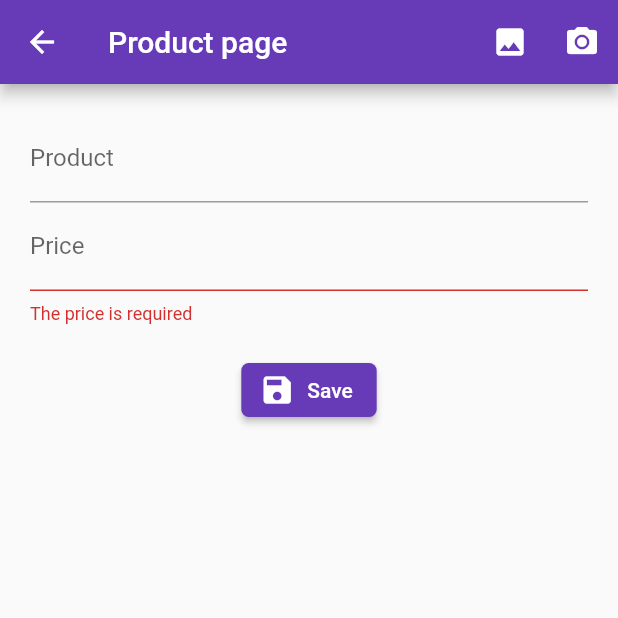
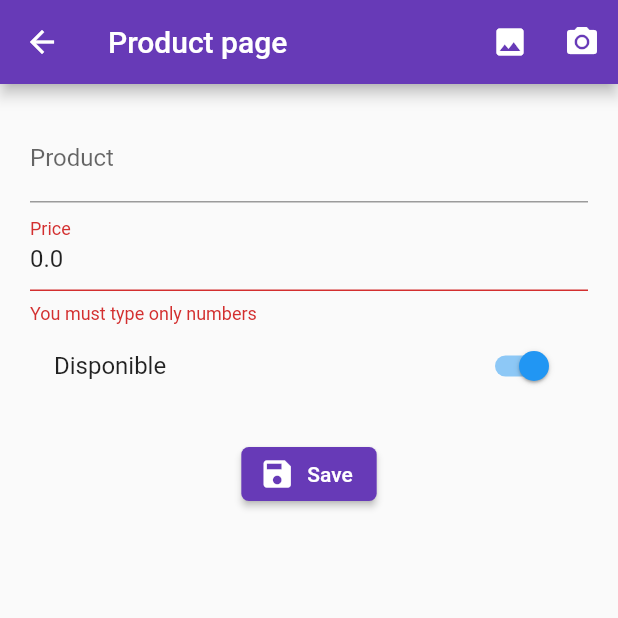
Before and after one commit to bryansrm/flutter-ud-myapp1, a Flutter app: the ProductPage screen opened by its route, after a tap on "Save", on a phone screen of 412 x 824 dp, the top half of it. Run offline on Flutter 3.47's test engine with Material 2 defaults, Android fonts, the phone set to English and light mode, and no system bars; our stand-ins replace rxdart.

Commit message:
create model product

```diff
--- a/lib/src/Producto/ui/pages/product_page.dart
+++ b/lib/src/Producto/ui/pages/product_page.dart
@@ -1,11 +1,19 @@
+import 'package:app_udemy_1/src/models/producto_model.dart';
 import 'package:flutter/material.dart';
 
 import 'package:app_udemy_1/src/Util/global_styles.dart' as globalstyles;
 import 'package:app_udemy_1/src/Util/validations.dart' as validations;
 
-class ProductPage extends StatelessWidget {
+class ProductPage extends StatefulWidget {
 
+  @override
+  _ProductPageState createState() => _ProductPageState();
+}
+
+class _ProductPageState extends State<ProductPage> {
   final formKey = GlobalKey<FormState>();
+
+  ProductoModel producto = new ProductoModel();
 
   @override
   Widget build(BuildContext context) {
@@ -38,6 +46,7 @@ class ProductPage extends StatelessWidget {
               children: [
                 _inputProduct(),
                 _inputPrice(),
+                _createAvailable(),
                 SizedBox(height: 20.0,),
                 _submitButton()
               ],
@@ -50,19 +59,23 @@ class ProductPage extends StatelessWidget {
 
   Widget _inputProduct(){
     return TextFormField(
+      initialValue: producto.titulo,
       textCapitalization: TextCapitalization.sentences,
       decoration: InputDecoration(
         labelText: 'Product'
       ),
+      onSaved: (value) => producto.titulo = value,
     );
   }
 
   Widget _inputPrice(){
     return TextFormField(
+      initialValue: producto.valor.toString(),
       keyboardType: TextInputType.number,
       decoration: InputDecoration(
         labelText: 'Price'
       ),
+      onSaved: (value) => producto.valor = double.parse(value),
       validator: ( value ){
 
         if( value.isEmpty ){
@@ -91,8 +104,24 @@ class ProductPage extends StatelessWidget {
     );
   }
 
+  Widget _createAvailable(){
+    return SwitchListTile(
+      value: producto.disponible,
+      title: Text('Disponible'),
+      onChanged: ( value ) {
+        setState(() {
+          producto.disponible = value;
+        });
+      },
+    );
+  }
+
   void _submitFunction(){
     if( !formKey.currentState.validate() ) return null;
+
+    formKey.currentState.save();
     print('avanzar');
+    print(producto.titulo);
+    print(producto.valor);
   }
 }
--- /dev/null
+++ b/lib/src/models/producto_model.dart
@@ -0,0 +1,38 @@
+import 'dart:convert';
+
+ProductoModel productoModelFromJson(String str) => ProductoModel.fromJson(json.decode(str));
+
+String productoModelToJson(ProductoModel data) => json.encode(data.toJson());
+
+class ProductoModel {
+
+    String id;
+    String titulo;
+    double valor;
+    bool disponible;
+    String fotoUrl;
+
+    ProductoModel({
+        this.id,
+        this.titulo = '',
+        this.valor  = 0.0,
+        this.disponible = true,
+        this.fotoUrl,
+    });
+
+    factory ProductoModel.fromJson(Map<String, dynamic> json) => new ProductoModel(
+        id         : json["id"],
+        titulo     : json["titulo"],
+        valor      : json["valor"],
+        disponible : json["disponible"],
+        fotoUrl    : json["fotoUrl"],
+    );
+
+    Map<String, dynamic> toJson() => {
+        "id"         : id,
+        "titulo"     : titulo,
+        "valor"      : valor,
+        "disponible" : disponible,
+        "fotoUrl"    : fotoUrl,
+    };
+}
```
